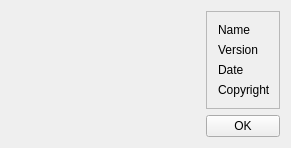
Before: the Qt Designer form Jingan/JinganInfo.ui in fanmuzhi/jingan, drawn with Qt 5.
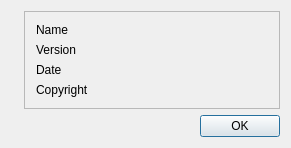
After: the same form once the commit is applied. Icons and pictures are not drawn.

Commit message: modify info button

```diff
--- a/Jingan/JinganInfo.ui
+++ b/Jingan/JinganInfo.ui
@@ -67,23 +67,10 @@
      </layout>
     </widget>
    </item>
-   <item row="1" column="0">
-    <spacer name="horizontalSpacer">
-     <property name="orientation">
-      <enum>Qt::Horizontal</enum>
-     </property>
-     <property name="sizeHint" stdset="0">
-      <size>
-       <width>189</width>
-       <height>20</height>
-      </size>
-     </property>
-    </spacer>
-   </item>
    <item row="1" column="1">
-    <widget class="QPushButton" name="OKPushButton">
-     <property name="text">
-      <string>OK</string>
+    <widget class="QDialogButtonBox" name="buttonBox">
+     <property name="standardButtons">
+      <set>QDialogButtonBox::Ok</set>
      </property>
     </widget>
    </item>
```
The commit also changes 2 other files.
